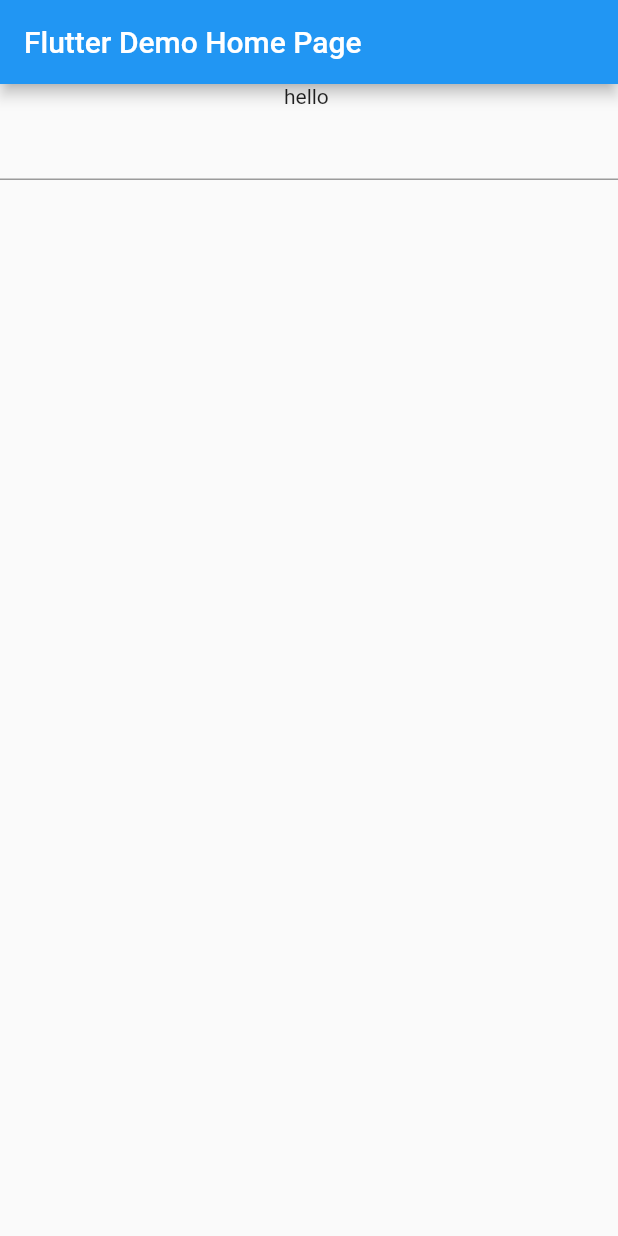
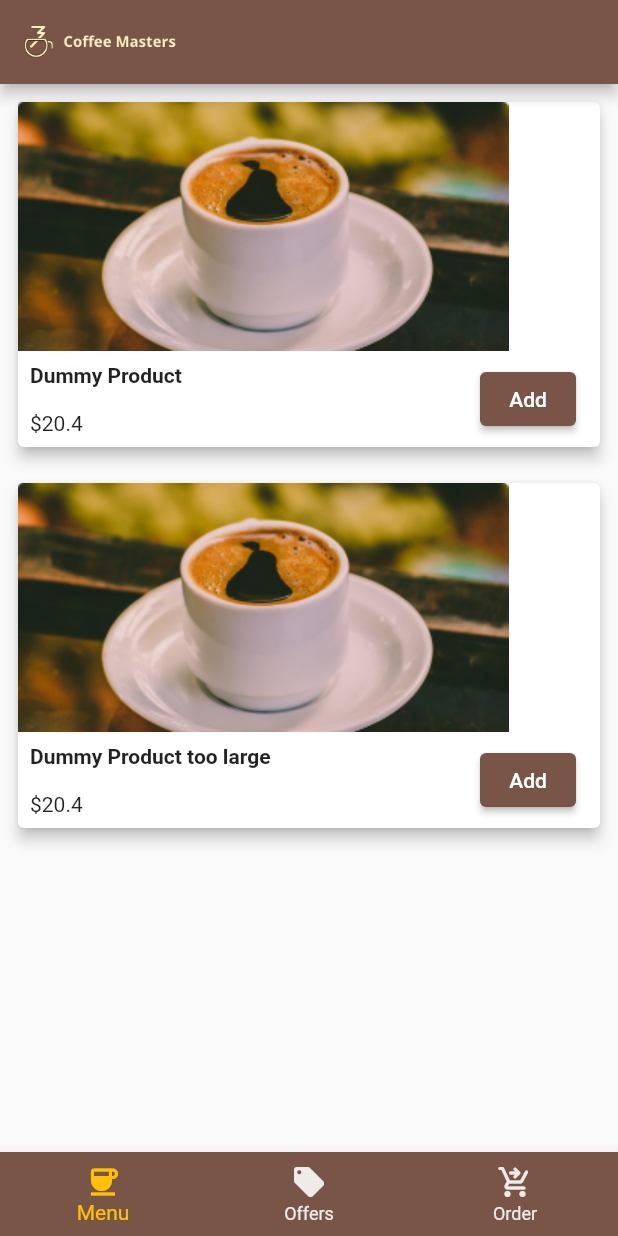
Before and after one commit to Mutesa-Cedric/learn-flutter, a Flutter app: the screen it shows after launch, on a phone screen of 412 x 824 dp. Run offline on Flutter 3.47's test engine with Material 2 defaults, Android fonts, the light colour scheme and no system bars.

Commit message:
working with UI & routing

```diff
--- /dev/null
+++ b/coffee_masters/lib/datamodel.dart
@@ -0,0 +1,35 @@
+class Product {
+  int id;
+  String name;
+  double price;
+  String image;
+  String get imageUrl =>
+      "https://firtman.github.io/coffeemasters/api/images/$image";
+
+  Product({
+    required this.id,
+    required this.name,
+    required this.price,
+    required this.image,
+  });
+}
+
+class Category {
+  String name;
+  List<String> products;
+
+  Category({
+    required this.name,
+    required this.products,
+  });
+}
+
+class ItemInCart {
+  Product product;
+  int quantity;
+
+  ItemInCart({
+    required this.product,
+    required this.quantity,
+  });
+}
--- a/coffee_masters/lib/main.dart
+++ b/coffee_masters/lib/main.dart
@@ -1,3 +1,6 @@
+import 'package:coffee_masters/pages/menupage.dart';
+import 'package:coffee_masters/pages/offerspage.dart';
+import 'package:coffee_masters/pages/orderspage.dart';
 import 'package:flutter/material.dart';
 
 void main() {
@@ -23,16 +26,36 @@
 class _GreetState extends State<Greet> {
   // state variable
   var name = "";
-
+  var greetStyle = const TextStyle(fontSize: 32);
   @override
   Widget build(BuildContext context) {
     return Column(
       children: [
-        Text("hello $name"),
-        TextField(
-          onChanged: (value) => setState(() {
-            name = value;
-          }),
+        Padding(
+          padding: const EdgeInsets.only(left: 16.0),
+          child: Row(
+            children: [
+              Text(
+                "hello $name",
+                style: greetStyle,
+              ),
+              Text(
+                "!!!",
+                style: greetStyle,
+              ),
+            ],
+          ),
+        ),
+        Padding(
+          padding: const EdgeInsets.all(18.0),
+          child: TextField(
+            decoration: const InputDecoration(
+              labelText: "Enter your name",
+            ),
+            onChanged: (value) => setState(() {
+              name = value;
+            }),
+          ),
         ),
       ],
     );
@@ -46,30 +69,67 @@
   @override
   Widget build(BuildContext context) {
     return MaterialApp(
-      title: 'Flutter Demo',
-      theme: ThemeData(primarySwatch: Colors.blue),
-      home: const MyHomePage(title: 'Flutter Demo Home Page'),
+      title: 'Cofee masters',
+      theme: ThemeData(
+        primarySwatch: Colors.brown,
+      ),
+      home: const MyHomePage(),
     );
   }
 }
 
 class MyHomePage extends StatefulWidget {
-  const MyHomePage({Key? key, required this.title}) : super(key: key);
-
-  final String title;
+  const MyHomePage({Key? key}) : super(key: key);
 
   @override
   State<MyHomePage> createState() => _MyHomePageState();
 }
 
 class _MyHomePageState extends State<MyHomePage> {
+  int selectedTab = 0;
   @override
   Widget build(BuildContext context) {
+    Widget selectedPage = const Text("Home page");
+    switch (selectedTab) {
+      case 0:
+        selectedPage = const MenuPage();
+        break;
+      case 1:
+        selectedPage = const OffersPage();
+        break;
+      case 2:
+        selectedPage = const OrdersPage();
+        break;
+    }
     return Scaffold(
       appBar: AppBar(
-        title: Text(widget.title),
+        title: Image.asset('images/logo.png'),
       ),
-      body: const Greet(),
+      bottomNavigationBar: BottomNavigationBar(
+          currentIndex: selectedTab,
+          onTap: (newIndex) {
+            setState(() {
+              selectedTab = newIndex;
+            });
+          },
+          backgroundColor: Theme.of(context).primaryColor,
+          selectedItemColor: Colors.amber.shade500,
+          unselectedItemColor: Colors.brown.shade50,
+          items: const [
+            BottomNavigationBarItem(
+              icon: Icon(Icons.coffee),
+              label: 'Menu',
+            ),
+            BottomNavigationBarItem(
+              icon: Icon(Icons.local_offer),
+              label: 'Offers',
+            ),
+            BottomNavigationBarItem(
+              icon: Icon(Icons.shopping_cart_checkout_rounded),
+              label: 'Order',
+            ),
+          ]),
+      body: selectedPage,
     );
   }
 }
--- /dev/null
+++ b/coffee_masters/lib/pages/menupage.dart
@@ -0,0 +1,74 @@
+import 'package:coffee_masters/datamodel.dart';
+import 'package:flutter/material.dart';
+
+class MenuPage extends StatelessWidget {
+  const MenuPage({Key? key}) : super(key: key);
+
+  @override
+  Widget build(BuildContext context) {
+    Product p = Product(id: 1, name: "Dummy Product", price: 20.4, image: "");
+    Product q =
+        Product(id: 1, name: "Dummy Product too large", price: 20.4, image: "");
+
+    return ListView(children: [
+      ProductItem(
+        product: p,
+        onAdd: () {},
+      ),
+      ProductItem(
+        product: q,
+        onAdd: () {},
+      ),
+    ]);
+  }
+}
+
+class ProductItem extends StatelessWidget {
+  final Product product;
+  final Function onAdd;
+  const ProductItem({Key? key, required this.product, required this.onAdd})
+      : super(key: key);
+
+  @override
+  Widget build(BuildContext context) {
+    return Container(
+      padding: const EdgeInsets.all(8),
+      child: Card(
+        elevation: 4,
+        child: Column(
+          crossAxisAlignment: CrossAxisAlignment.start,
+          children: [
+            Image.asset("images/black_coffee.png"),
+            Row(
+              mainAxisAlignment: MainAxisAlignment.spaceBetween,
+              children: [
+                Column(
+                  crossAxisAlignment: CrossAxisAlignment.start,
+                  children: [
+                    Padding(
+                      padding: const EdgeInsets.all(8.0),
+                      child: Text(product.name,
+                          style: const TextStyle(fontWeight: FontWeight.bold)),
+                    ),
+                    Padding(
+                      padding: const EdgeInsets.all(8.0),
+                      child: Text("\$${product.price}"),
+                    ),
+                  ],
+                ),
+                Padding(
+                  padding: const EdgeInsets.only(right: 16.0),
+                  child: ElevatedButton(
+                      onPressed: () {
+                        onAdd(product);
+                      },
+                      child: const Text("Add")),
+                )
+              ],
+            ),
+          ],
+        ),
+      ),
+    );
+  }
+}
--- a/coffee_masters/pubspec.yaml
+++ b/coffee_masters/pubspec.yaml
@@ -58,8 +58,8 @@
   uses-material-design: true
 
   # To add assets to your application, add an assets section, like this:
-  # assets:
-  #   - images/a_dot_burr.jpeg
+  assets:
+    - images/
   #   - images/a_dot_ham.jpeg
 
   # An image asset can refer to one or more resolution-specific "variants", see
```
Also changed, not shown: coffee_masters/lib/pages/offerspage.dart (added, +105 -0 lines), coffee_masters/lib/pages/orderspage.dart (added, +10 -0 lines), coffee_masters/images/2.0x/background.png (added), coffee_masters/images/2.0x/logo.png (added), coffee_masters/images/3.0x/background.png (added), coffee_masters/images/3.0x/logo.png (added), coffee_masters/images/4.0x/background.png (added), coffee_masters/images/4.0x/logo.png (added), coffee_masters/images/background.png (added), coffee_masters/images/black_coffee.png (added), coffee_masters/images/logo.png (added).
